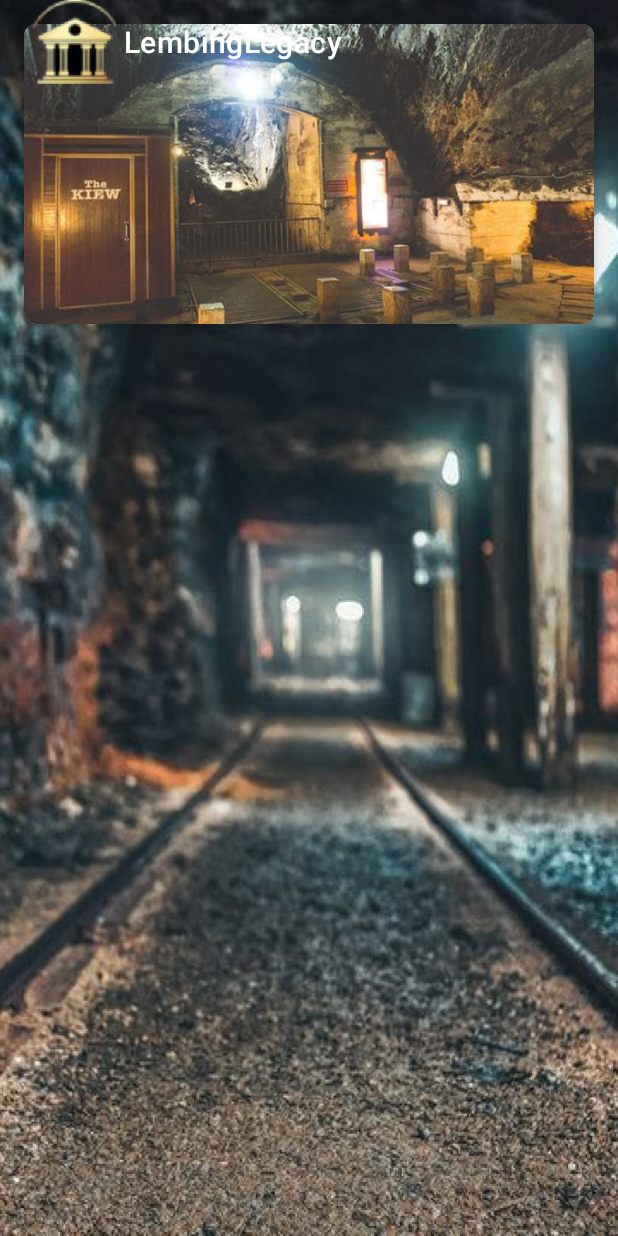
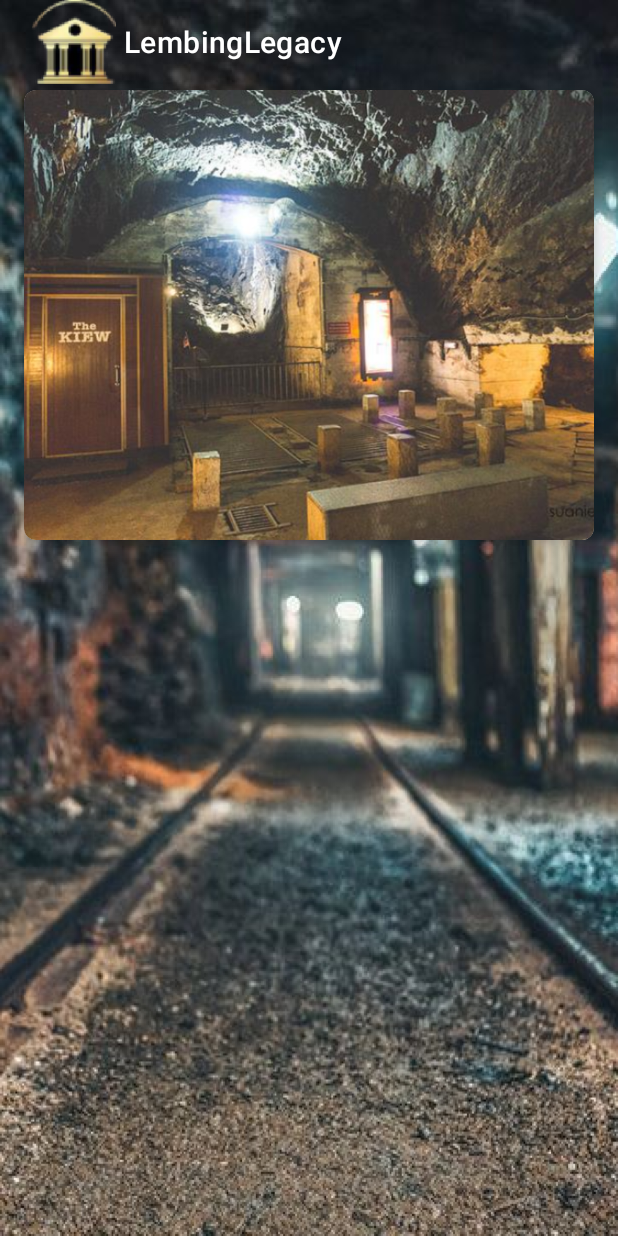
Before and after one commit to zhafranzainal/museum_visitor_app, an Android app: the screen it shows after launch (MainActivity), on a phone screen of 412 x 824 dp. Run offline under Robolectric (Android 15) with nearby library versions, the phone set to English and light mode, and no system bars.

Commit message:
Update the size of card view

```diff
--- a/app/src/main/res/layout/activity_main.xml
+++ b/app/src/main/res/layout/activity_main.xml
@@ -9,8 +9,9 @@
 
     <androidx.cardview.widget.CardView
         android:layout_width="match_parent"
-        android:layout_height="200dp"
-        android:layout_margin="16dp"
+        android:layout_height="300dp"
+        android:layout_marginTop="60dp"
+        android:layout_marginHorizontal="16dp"
         app:cardCornerRadius="8dp"
         app:cardElevation="4dp">
 
```
